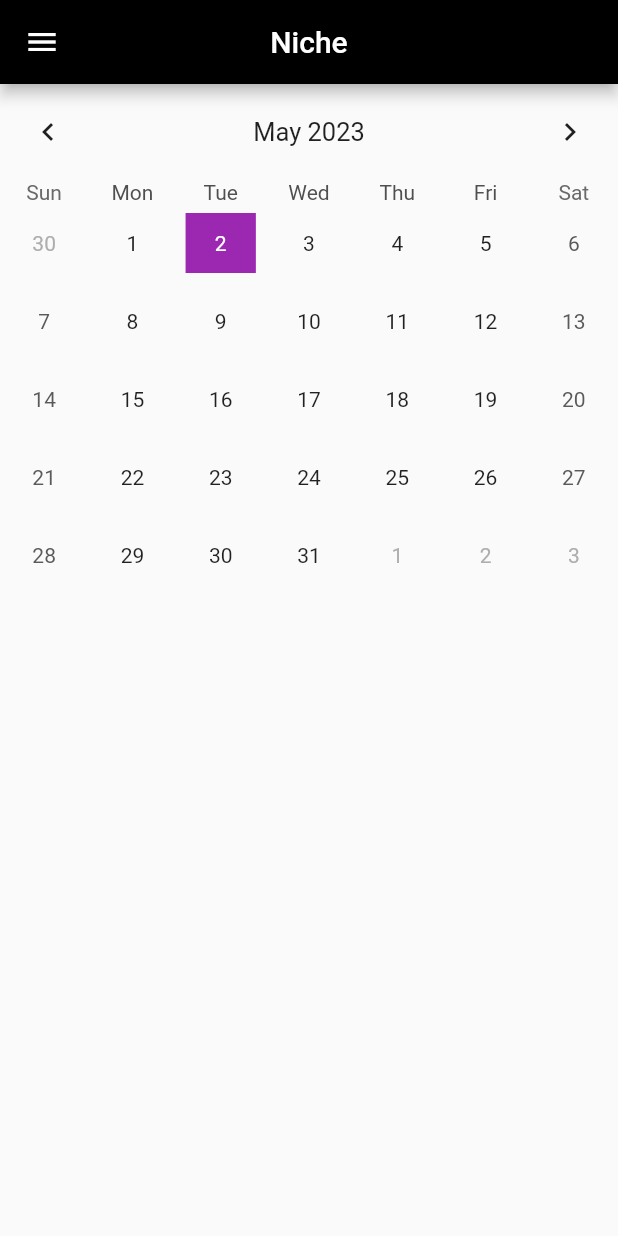
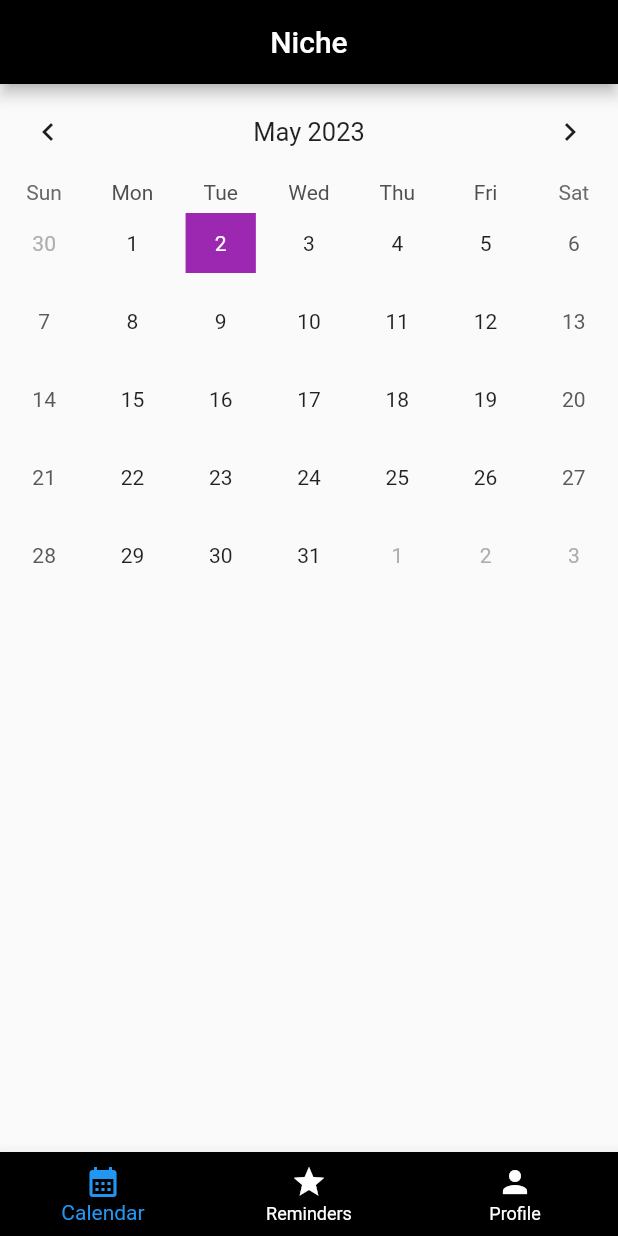
Before and after one commit to jrojas53/Niche, a Flutter app: the screen it shows after launch, on a phone screen of 412 x 824 dp. Run offline on Flutter 3.47's test engine with Material 2 defaults, Android fonts, the phone set to English and light mode, and no system bars; drawn by our look-alikes of table_calendar.

```diff
--- a/lib/main.dart
+++ b/lib/main.dart
@@ -49,6 +49,22 @@ class _HomePageState extends State<HomePage> {
   DateTime selectedDay = DateTime.now();
   DateTime focusedDay = DateTime.now();
 
+  int currentIndex = 0;
+  //States
+  final screens = [
+
+    /*
+    const Center(child: Text('Calendar', style: TextStyle(fontSize: 60))),
+    const Center(child: Text('Reminders', style: TextStyle(fontSize: 60))),
+    const Center(child: Text('Profile', style: TextStyle(fontSize: 60))),
+    */
+    /*
+    CalendarPage(),
+    RemindersPage(),
+    ProfilePage(),
+    */
+  ];
+
   @override
   Widget build(BuildContext context) {
     return Scaffold(
@@ -57,7 +73,10 @@ class _HomePageState extends State<HomePage> {
           centerTitle: true,
           backgroundColor: Colors.black,
         ),
-        body: TableCalendar(
+        body:
+          //screens[currentIndex],
+
+          TableCalendar(
           firstDay: DateTime.utc(2015),
           lastDay: DateTime.utc(2035),
           focusedDay: DateTime.now(),
@@ -102,7 +121,33 @@ class _HomePageState extends State<HomePage> {
           child: Text('Calendar Coming Soon...'),
           */
         ),
-        drawer: Drawer(
+        //BOTTOM NAV BAR:
+        //https://api.flutter.dev/flutter/material/BottomNavigationBar-class.html
+        bottomNavigationBar: BottomNavigationBar(
+          //type: BottomNavigationBarType.fixed,
+          backgroundColor: Colors.black,
+          unselectedItemColor: Colors.white,
+          currentIndex: currentIndex,
+          onTap: (index) => setState(() => index),
+          items: const [
+            BottomNavigationBarItem(
+              icon: Icon(Icons.calendar_month),
+              label: 'Calendar',
+              backgroundColor: Colors.redAccent
+            ),
+            BottomNavigationBarItem(
+              icon: Icon(Icons.star),
+              label: 'Reminders',
+              backgroundColor: Colors.green
+            ),
+            BottomNavigationBarItem(
+              icon: Icon(Icons.person),
+              label: 'Profile',
+              backgroundColor: Colors.blue
+            ),
+          ],
+        ),
+        /*drawer: Drawer(
           child: ListView(padding: EdgeInsets.zero, children: [
             const SizedBox(
               height: 84.0,
@@ -130,6 +175,7 @@ class _HomePageState extends State<HomePage> {
               },
             )
           ]),
-        ));
+        ));*/
+    );
   }
 }
```
Also changed, not shown: lib/screens/calendar.dart (added, +70 -0 lines), lib/screens/profile.dart (added), lib/screens/reminders.dart (added), 1 other file.
